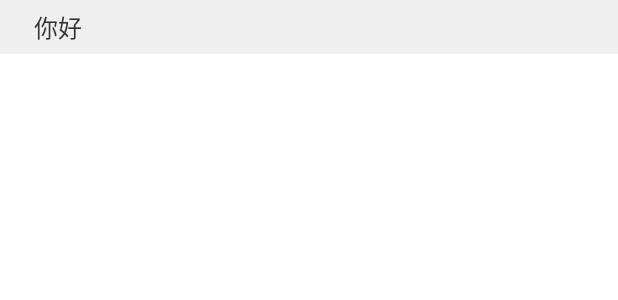
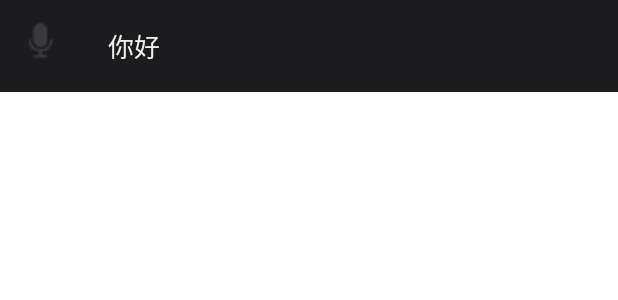
Before and after one commit to Western-parotia/Sakura-Chat, an Android app: the layout adapter_chat.xml on its own in the app's theme, with its tools: preview values and no code run, on a phone screen of 412 x 824 dp. Shown: the top 300 px of the screen. Run offline under Robolectric (Android 15) with nearby library versions, the phone set to English and light mode, and no system bars; plain views replace ShapeTextView.

Commit message:
改app名称

```diff
--- a/app/src/main/AndroidManifest.xml
+++ b/app/src/main/AndroidManifest.xml
@@ -84,7 +84,7 @@
         android:name="com.sakura.chat.core.App"
         android:allowBackup="false"
         android:appComponentFactory="com.sakura.chat"
-        android:icon="@mipmap/ic_launcher"
+        android:icon="@mipmap/ic_lunch_sakura"
         android:label="@string/app_name"
         android:networkSecurityConfig="@xml/network_security_config"
         android:requestLegacyExternalStorage="true"
--- a/app/src/main/res/layout/adapter_chat.xml
+++ b/app/src/main/res/layout/adapter_chat.xml
@@ -4,23 +4,25 @@
     android:id="@+id/llRoot"
     android:layout_width="match_parent"
     android:layout_height="wrap_content"
-    android:background="#f0f0f0"
-    android:orientation="vertical">
+    tools:background="@color/color_1c1c1e"
+    android:padding="@dimen/dp_10"
+    android:orientation="horizontal">
+
+    <ImageView
+        android:id="@+id/iv_avatar"
+        tools:src="@mipmap/ic_voice_dark"
+        android:layout_width="@dimen/dp_28"
+        android:layout_marginRight="@dimen/dp_15"
+        android:layout_height="@dimen/dp_28" />
 
     <com.foundation.widget.shape.ShapeTextView
         android:id="@+id/tvMsg"
-        android:layout_width="wrap_content"
+        android:layout_width="match_parent"
         android:layout_height="wrap_content"
-        android:layout_marginStart="@dimen/dp_10"
-        android:layout_marginEnd="@dimen/dp_5"
         android:paddingHorizontal="@dimen/dp_10"
         android:paddingVertical="@dimen/dp_5"
-        android:textColor="@color/color_333333"
-        android:textSize="@dimen/dp_14"
+        android:textColor="@color/color_f0f0f0"
+        android:textSize="@dimen/dp_15"
         tools:text="你好" />
 
-    <View
-        android:layout_width="match_parent"
-        android:layout_height="1px"
-        android:background="@color/color_FFFFFF" />
 </LinearLayout>
--- a/app/src/main/res/values/colors.xml
+++ b/app/src/main/res/values/colors.xml
@@ -1,8 +1,8 @@
 <?xml version="1.0" encoding="utf-8"?>
 <resources>
-    <color name="colorPrimary">#0C8D8B</color>
-    <color name="colorPrimaryDark">#0C8D8B</color>
-    <color name="colorAccent">#0C8D8B</color>
+    <color name="colorPrimary">#2F3B4D</color>
+    <color name="colorPrimaryDark">#2F3B4D</color>
+    <color name="colorAccent">#2F3B4D</color>
 
     <color name="color_333333">#333333</color>
     <color name="color_666666">#666666</color>
@@ -12,4 +12,6 @@
     <color name="color_f0f0f0">#f0f0f0</color>
     <color name="color_00ff00">#00ff00</color>
     <color name="color_ffff00">#ffff00</color>
+    <color name="color_2d2d2f">#2D2D2F</color>
+    <color name="color_1c1c1e">#1C1C1E</color>
 </resources>
--- a/buildSrc/src/main/java/com/buildsrc/kts/AndroidConfig.kt
+++ b/buildSrc/src/main/java/com/buildsrc/kts/AndroidConfig.kt
@@ -20,7 +20,7 @@ object AndroidConfig {
         @JvmStatic
         val applicationId = gradleProperties["app.id"].toString()
 
-        const val appName = "小胖熊"
+        const val appName = "Sakura"
 
         @JvmStatic
         val releaseObfuscate = gradleProperties["switch.release.obfuscate"].toString().toBoolean()
```
Also changed, not shown: app/src/main/java/com/sakura/chat/v2/business/main/ChatActivity.kt (+8 -6 lines), app/src/main/res/layout/act_chat.xml (+4 -4 lines), app/src/main/res/mipmap-xxhdpi/ic_head.png (added), app/src/main/res/mipmap-xxhdpi/ic_lunch_sakura.png (added), app/src/main/res/mipmap-xxhdpi/ic_openai_dark.png (added).
